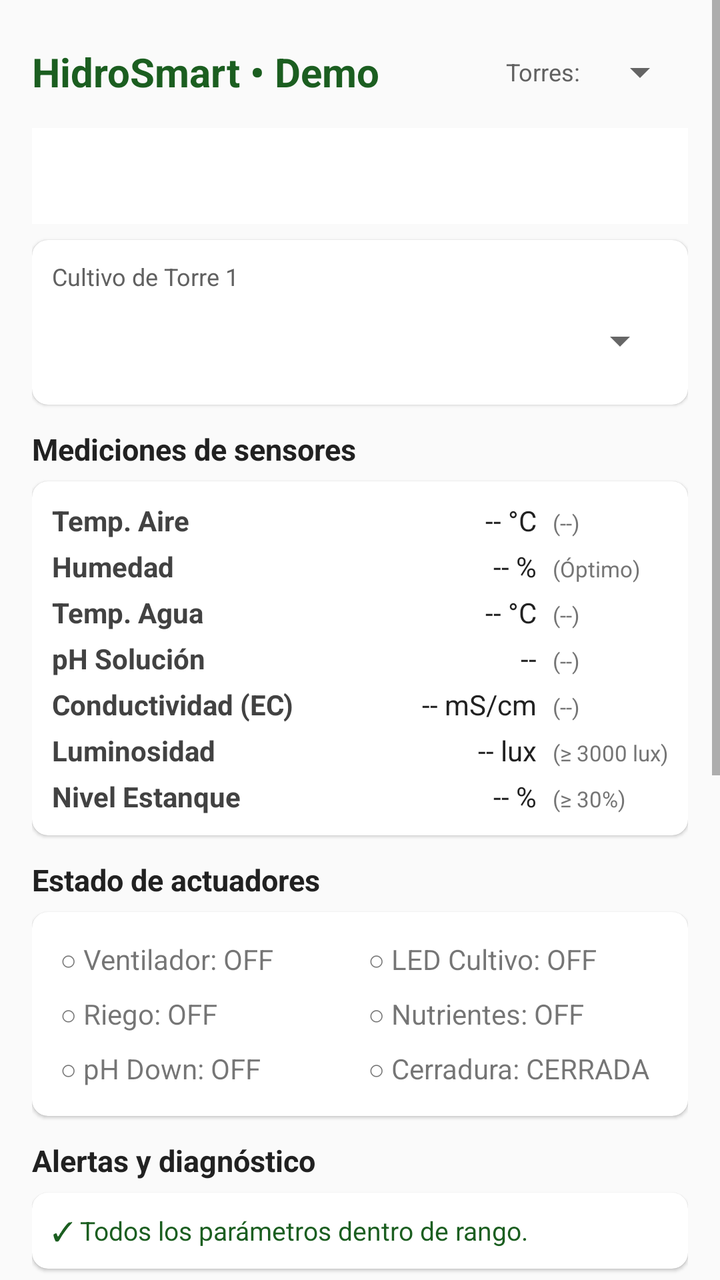
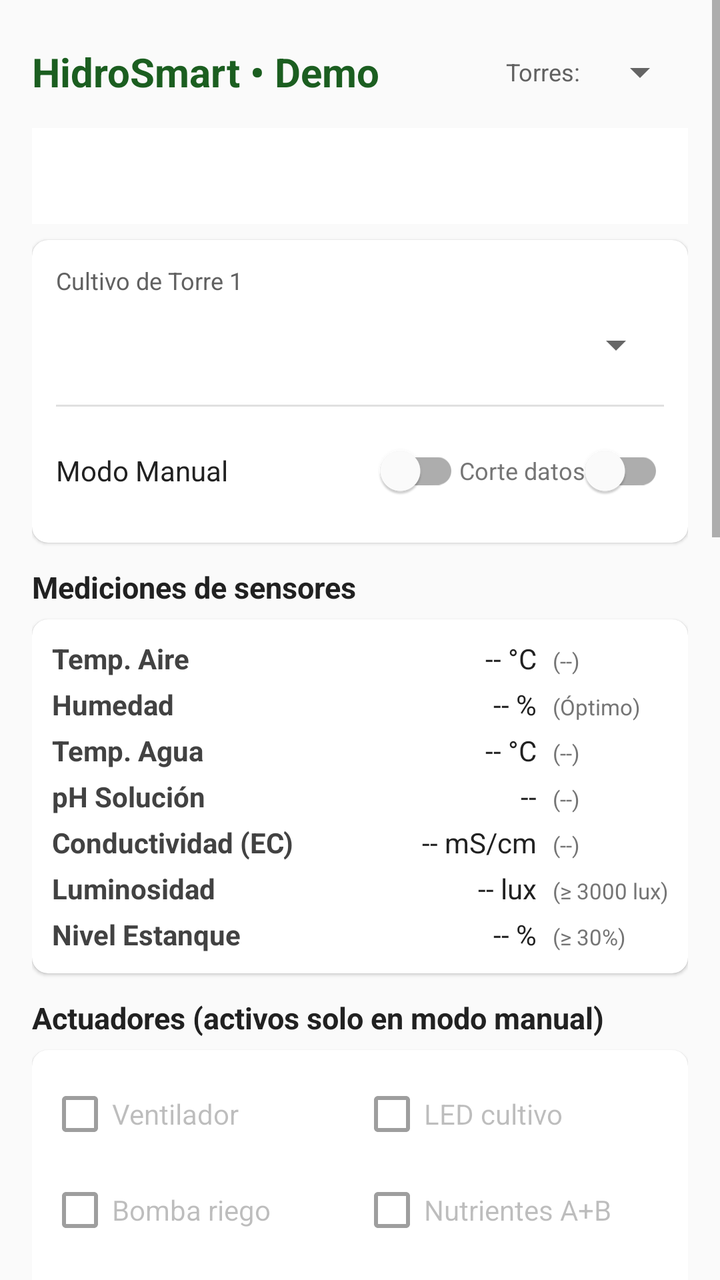

Compare the two renders of this Android layout. The source of the first and the diff that turns it into the second are given below.
<!-- AndroidManifest.xml: application theme Theme.HidroSmart -->
<!-- res/layout/activity_main.xml -->
<?xml version="1.0" encoding="utf-8"?>
<ScrollView xmlns:android="http://schemas.android.com/apk/res/android"
    xmlns:app="http://schemas.android.com/apk/res-auto"
    android:id="@+id/main"
    android:layout_width="match_parent"
    android:layout_height="match_parent"
    android:background="#FAFAFA"
    android:fillViewport="true">

    <LinearLayout
        android:layout_width="match_parent"
        android:layout_height="wrap_content"
        android:orientation="vertical"
        android:padding="16dp">

        
        <LinearLayout
            android:layout_width="match_parent"
            android:layout_height="wrap_content"
            android:gravity="center_vertical"
            android:orientation="horizontal">

            <TextView
                android:layout_width="0dp"
                android:layout_height="wrap_content"
                android:layout_weight="1"
                android:text="HidroSmart • Demo"
                android:textColor="#1B5E20"
                android:textSize="20sp"
                android:textStyle="bold" />

            <TextView
                android:layout_width="wrap_content"
                android:layout_height="wrap_content"
                android:layout_marginEnd="6dp"
                android:text="Torres:"
                android:textColor="#616161"
                android:textSize="12sp" />

            <Spinner
                android:id="@+id/spnCantidadTorres"
                android:layout_width="wrap_content"
                android:layout_height="40dp" />
        </LinearLayout>

        
        <com.google.android.material.tabs.TabLayout
            android:id="@+id/tabTorres"
            android:layout_width="match_parent"
            android:layout_height="wrap_content"
            android:layout_marginTop="8dp"
            app:tabIndicatorColor="#1B5E20"
            app:tabMode="fixed"
            app:tabSelectedTextColor="#1B5E20" />

        
        <com.google.android.material.card.MaterialCardView
            android:layout_width="match_parent"
            android:layout_height="wrap_content"
            android:layout_marginTop="8dp"
            app:cardCornerRadius="8dp"
            app:cardElevation="1dp">

            <LinearLayout
                android:layout_width="match_parent"
                android:layout_height="wrap_content"
                android:orientation="vertical"
                android:padding="10dp">

                <TextView
                    android:id="@+id/tvLabelCultivo"
                    android:layout_width="wrap_content"
                    android:layout_height="wrap_content"
                    android:text="Cultivo de Torre 1"
                    android:textColor="#616161"
                    android:textSize="12sp" />

                <Spinner
                    android:id="@+id/spnCultivo"
                    android:layout_width="match_parent"
                    android:layout_height="44dp"
                    android:layout_marginTop="2dp" />
            </LinearLayout>
        </com.google.android.material.card.MaterialCardView>

        
        <TextView
            android:layout_width="wrap_content"
            android:layout_height="wrap_content"
            android:layout_marginTop="12dp"
            android:text="Mediciones de sensores"
            android:textColor="#212121"
            android:textSize="15sp"
            android:textStyle="bold" />

        <com.google.android.material.card.MaterialCardView
            android:layout_width="match_parent"
            android:layout_height="wrap_content"
            android:layout_marginTop="6dp"
            app:cardCornerRadius="8dp"
            app:cardElevation="1dp">

            <TableLayout
                android:layout_width="match_parent"
                android:layout_height="wrap_content"
                android:padding="10dp"
                android:stretchColumns="1">

                <TableRow android:paddingBottom="4dp">
                    <TextView android:text="Temp. Aire" android:textColor="#424242" android:textStyle="bold" />
                    <TextView android:id="@+id/tvTempAire" android:gravity="end" android:text="-- °C" android:textColor="#212121" />
                    <TextView android:id="@+id/tvRangoAire" android:layout_marginStart="8dp" android:text="(--)" android:textColor="#757575" android:textSize="11sp" />
                </TableRow>

                <TableRow android:paddingBottom="4dp">
                    <TextView android:text="Humedad" android:textColor="#424242" android:textStyle="bold" />
                    <TextView android:id="@+id/tvHumedad" android:gravity="end" android:text="-- %" android:textColor="#212121" />
                    <TextView android:layout_marginStart="8dp" android:text="(Óptimo)" android:textColor="#757575" android:textSize="11sp" />
                </TableRow>

                <TableRow android:paddingBottom="4dp">
                    <TextView android:text="Temp. Agua" android:textColor="#424242" android:textStyle="bold" />
                    <TextView android:id="@+id/tvTempAgua" android:gravity="end" android:text="-- °C" android:textColor="#212121" />
                    <TextView android:id="@+id/tvRangoAgua" android:layout_marginStart="8dp" android:text="(--)" android:textColor="#757575" android:textSize="11sp" />
                </TableRow>

                <TableRow android:paddingBottom="4dp">
                    <TextView android:text="pH Solución" android:textColor="#424242" android:textStyle="bold" />
                    <TextView android:id="@+id/tvPh" android:gravity="end" android:text="--" android:textColor="#212121" />
                    <TextView android:id="@+id/tvRangoPh" android:layout_marginStart="8dp" android:text="(--)" android:textColor="#757575" android:textSize="11sp" />
                </TableRow>

                <TableRow android:paddingBottom="4dp">
                    <TextView android:text="Conductividad (EC)" android:textColor="#424242" android:textStyle="bold" />
                    <TextView android:id="@+id/tvEc" android:gravity="end" android:text="-- mS/cm" android:textColor="#212121" />
                    <TextView android:id="@+id/tvRangoEc" android:layout_marginStart="8dp" android:text="(--)" android:textColor="#757575" android:textSize="11sp" />
                </TableRow>

                <TableRow android:paddingBottom="4dp">
                    <TextView android:text="Luminosidad" android:textColor="#424242" android:textStyle="bold" />
                    <TextView android:id="@+id/tvLux" android:gravity="end" android:text="-- lux" android:textColor="#212121" />
                    <TextView android:layout_marginStart="8dp" android:text="(≥ 3000 lux)" android:textColor="#757575" android:textSize="11sp" />
                </TableRow>

                <TableRow>
                    <TextView android:text="Nivel Estanque" android:textColor="#424242" android:textStyle="bold" />
                    <TextView android:id="@+id/tvNivel" android:gravity="end" android:text="-- %" android:textColor="#212121" />
                    <TextView android:layout_marginStart="8dp" android:text="(≥ 30%)" android:textColor="#757575" android:textSize="11sp" />
                </TableRow>
            </TableLayout>
        </com.google.android.material.card.MaterialCardView>

        
        <TextView
            android:layout_width="wrap_content"
            android:layout_height="wrap_content"
            android:layout_marginTop="12dp"
            android:text="Estado de actuadores"
            android:textColor="#212121"
            android:textSize="15sp"
            android:textStyle="bold" />

        <com.google.android.material.card.MaterialCardView
            android:layout_width="match_parent"
            android:layout_height="wrap_content"
            android:layout_marginTop="6dp"
            app:cardCornerRadius="8dp"
            app:cardElevation="1dp">

            <GridLayout
                android:layout_width="match_parent"
                android:layout_height="wrap_content"
                android:columnCount="2"
                android:padding="10dp">

                <TextView android:id="@+id/actVentilador" android:layout_width="0dp" android:layout_columnWeight="1" android:padding="4dp" android:text="○ Ventilador: OFF" />
                <TextView android:id="@+id/actLed" android:layout_width="0dp" android:layout_columnWeight="1" android:padding="4dp" android:text="○ LED Cultivo: OFF" />
                <TextView android:id="@+id/actBomba" android:layout_width="0dp" android:layout_columnWeight="1" android:padding="4dp" android:text="○ Riego: OFF" />
                <TextView android:id="@+id/actNutrientes" android:layout_width="0dp" android:layout_columnWeight="1" android:padding="4dp" android:text="○ Nutrientes: OFF" />
                <TextView android:id="@+id/actPhPump" android:layout_width="0dp" android:layout_columnWeight="1" android:padding="4dp" android:text="○ pH Down: OFF" />
                <TextView android:id="@+id/actCerradura" android:layout_width="0dp" android:layout_columnWeight="1" android:padding="4dp" android:text="○ Cerradura: CERRADA" />
            </GridLayout>
        </com.google.android.material.card.MaterialCardView>

        
        <TextView
            android:layout_width="wrap_content"
            android:layout_height="wrap_content"
            android:layout_marginTop="12dp"
            android:text="Alertas y diagnóstico"
            android:textColor="#212121"
            android:textSize="15sp"
            android:textStyle="bold" />

        <com.google.android.material.card.MaterialCardView
            android:layout_width="match_parent"
            android:layout_height="wrap_content"
            android:layout_marginTop="6dp"
            app:cardCornerRadius="8dp"
            app:cardElevation="1dp">

            <TextView
                android:id="@+id/tvAlertas"
                android:layout_width="match_parent"
                android:layout_height="wrap_content"
                android:lineSpacingExtra="3dp"
                android:padding="10dp"
                android:text="✓ Todos los parámetros dentro de rango."
                android:textColor="#1B5E20"
                android:textSize="13sp" />
        </com.google.android.material.card.MaterialCardView>

        
        <TextView
            android:layout_width="wrap_content"
            android:layout_height="wrap_content"
            android:layout_marginTop="14dp"
            android:text="Aplicar escenario a esta torre"
            android:textColor="#212121"
            android:textSize="15sp"
            android:textStyle="bold" />

        <GridLayout
            android:layout_width="match_parent"
            android:layout_height="wrap_content"
            android:layout_marginTop="6dp"
            android:columnCount="2">

            <Button android:id="@+id/btnEscCalor" style="?attr/materialButtonOutlinedStyle" android:layout_width="0dp" android:layout_columnWeight="1" android:layout_margin="2dp" android:text="Calor" />
            <Button android:id="@+id/btnEscFrio" style="?attr/materialButtonOutlinedStyle" android:layout_width="0dp" android:layout_columnWeight="1" android:layout_margin="2dp" android:text="Frío" />
            <Button android:id="@+id/btnEscAguaCal" style="?attr/materialButtonOutlinedStyle" android:layout_width="0dp" android:layout_columnWeight="1" android:layout_margin="2dp" android:text="Agua caliente" />
            <Button android:id="@+id/btnEscAguaFria" style="?attr/materialButtonOutlinedStyle" android:layout_width="0dp" android:layout_columnWeight="1" android:layout_margin="2dp" android:text="Agua fría" />
            <Button android:id="@+id/btnEscPhAlto" style="?attr/materialButtonOutlinedStyle" android:layout_width="0dp" android:layout_columnWeight="1" android:layout_margin="2dp" android:text="pH alto" />
            <Button android:id="@+id/btnEscPhBajo" style="?attr/materialButtonOutlinedStyle" android:layout_width="0dp" android:layout_columnWeight="1" android:layout_margin="2dp" android:text="pH bajo" />
            <Button android:id="@+id/btnEscEcBaja" style="?attr/materialButtonOutlinedStyle" android:layout_width="0dp" android:layout_columnWeight="1" android:layout_margin="2dp" android:text="EC baja" />
            <Button android:id="@+id/btnEscEcAlta" style="?attr/materialButtonOutlinedStyle" android:layout_width="0dp" android:layout_columnWeight="1" android:layout_margin="2dp" android:text="EC alta" />
            <Button android:id="@+id/btnEscOscuridad" style="?attr/materialButtonOutlinedStyle" android:layout_width="0dp" android:layout_columnWeight="1" android:layout_margin="2dp" android:text="Poca luz" />
            <Button android:id="@+id/btnEscNivelBajo" style="?attr/materialButtonOutlinedStyle" android:layout_width="0dp" android:layout_columnWeight="1" android:layout_margin="2dp" android:text="Nivel bajo" />
            <Button android:id="@+id/btnEscNivelCritico" style="?attr/materialButtonOutlinedStyle" android:layout_width="0dp" android:layout_columnWeight="1" android:layout_margin="2dp" android:text="Nivel crítico" />
            <Button android:id="@+id/btnEscNormal" style="?attr/materialButtonOutlinedStyle" android:layout_width="0dp" android:layout_columnWeight="1" android:layout_margin="2dp" android:text="Normal" />
        </GridLayout>

        <Button
            android:id="@+id/btnRellenarEstanque"
            android:layout_width="match_parent"
            android:layout_height="wrap_content"
            android:layout_marginTop="6dp"
            android:text="Rellenar estanque (100 %)" />

    </LinearLayout>
</ScrollView>
<!-- resources referenced by this layout -->
<resources>
  <style name="Theme.HidroSmart" parent="Theme.MaterialComponents.DayNight.NoActionBar">
          
          <item name="colorPrimary">@color/purple_500</item>
          <item name="colorPrimaryVariant">@color/purple_700</item>
          <item name="colorOnPrimary">@color/white</item>
          
          <item name="colorSecondary">@color/teal_200</item>
          <item name="colorSecondaryVariant">@color/teal_700</item>
          <item name="colorOnSecondary">@color/black</item>
          
          <item name="android:statusBarColor">?attr/colorPrimaryVariant</item>
          
      </style>
  <color name="purple_500">#FF6200EE</color>
  <color name="purple_700">#FF3700B3</color>
  <color name="white">#FFFFFFFF</color>
  <color name="teal_200">#FF03DAC5</color>
  <color name="teal_700">#FF018786</color>
  <color name="black">#FF000000</color>
</resources>

<!-- the commit's change to res/layout/activity_main.xml (unified diff, before → after) -->
@@ -65,7 +65,7 @@
                 android:layout_width="match_parent"
                 android:layout_height="wrap_content"
                 android:orientation="vertical"
-                android:padding="10dp">
+                android:padding="12dp">
 
                 <TextView
                     android:id="@+id/tvLabelCultivo"
@@ -80,6 +80,37 @@
                     android:layout_width="match_parent"
                     android:layout_height="44dp"
                     android:layout_marginTop="2dp" />
+
+                <View
+                    android:layout_width="match_parent"
+                    android:layout_height="1dp"
+                    android:layout_marginTop="8dp"
+                    android:layout_marginBottom="8dp"
+                    android:background="#E0E0E0" />
+
+                <LinearLayout
+                    android:layout_width="match_parent"
+                    android:layout_height="wrap_content"
+                    android:gravity="center_vertical"
+                    android:orientation="horizontal">
+
+                    <com.google.android.material.switchmaterial.SwitchMaterial
+                        android:id="@+id/swModoManual"
+                        android:layout_width="0dp"
+                        android:layout_height="wrap_content"
+                        android:layout_weight="1"
+                        android:text="Modo Manual"
+                        android:textColor="#212121"
+                        android:textSize="14sp" />
+
+                    <com.google.android.material.switchmaterial.SwitchMaterial
+                        android:id="@+id/swCorteDatos"
+                        android:layout_width="wrap_content"
+                        android:layout_height="wrap_content"
+                        android:text="Corte datos"
+                        android:textColor="#757575"
+                        android:textSize="12sp" />
+                </LinearLayout>
             </LinearLayout>
         </com.google.android.material.card.MaterialCardView>
 
@@ -155,7 +186,7 @@
             android:layout_width="wrap_content"
             android:layout_height="wrap_content"
             android:layout_marginTop="12dp"
-            android:text="Estado de actuadores"
+            android:text="Actuadores (activos solo en modo manual)"
             android:textColor="#212121"
             android:textSize="15sp"
             android:textStyle="bold" />
@@ -171,14 +202,49 @@
                 android:layout_width="match_parent"
                 android:layout_height="wrap_content"
                 android:columnCount="2"
-                android:padding="10dp">
-
-                <TextView android:id="@+id/actVentilador" android:layout_width="0dp" android:layout_columnWeight="1" android:padding="4dp" android:text="○ Ventilador: OFF" />
-                <TextView android:id="@+id/actLed" android:layout_width="0dp" android:layout_columnWeight="1" android:padding="4dp" android:text="○ LED Cultivo: OFF" />
-                <TextView android:id="@+id/actBomba" android:layout_width="0dp" android:layout_columnWeight="1" android:padding="4dp" android:text="○ Riego: OFF" />
-                <TextView android:id="@+id/actNutrientes" android:layout_width="0dp" android:layout_columnWeight="1" android:padding="4dp" android:text="○ Nutrientes: OFF" />
-                <TextView android:id="@+id/actPhPump" android:layout_width="0dp" android:layout_columnWeight="1" android:padding="4dp" android:text="○ pH Down: OFF" />
-                <TextView android:id="@+id/actCerradura" android:layout_width="0dp" android:layout_columnWeight="1" android:padding="4dp" android:text="○ Cerradura: CERRADA" />
+                android:padding="8dp">
+
+                <com.google.android.material.checkbox.MaterialCheckBox
+                    android:id="@+id/chkVentilador"
+                    android:layout_width="0dp"
+                    android:layout_columnWeight="1"
+                    android:enabled="false"
+                    android:text="Ventilador" />
+
+                <com.google.android.material.checkbox.MaterialCheckBox
+                    android:id="@+id/chkLed"
+                    android:layout_width="0dp"
+                    android:layout_columnWeight="1"
+                    android:enabled="false"
+                    android:text="LED cultivo" />
+
+                <com.google.android.material.checkbox.MaterialCheckBox
+                    android:id="@+id/chkBomba"
+                    android:layout_width="0dp"
+                    android:layout_columnWeight="1"
+                    android:enabled="false"
+                    android:text="Bomba riego" />
+
+                <com.google.android.material.checkbox.MaterialCheckBox
+                    android:id="@+id/chkNutrientes"
+                    android:layout_width="0dp"
+                    android:layout_columnWeight="1"
+                    android:enabled="false"
+                    android:text="Nutrientes A+B" />
+
+                <com.google.android.material.checkbox.MaterialCheckBox
+                    android:id="@+id/chkPhPump"
+                    android:layout_width="0dp"
+                    android:layout_columnWeight="1"
+                    android:enabled="false"
+                    android:text="pH Down" />
+
+                <com.google.android.material.checkbox.MaterialCheckBox
+                    android:id="@+id/chkCerradura"
+                    android:layout_width="0dp"
+                    android:layout_columnWeight="1"
+                    android:enabled="false"
+                    android:text="Cerradura" />
             </GridLayout>
         </com.google.android.material.card.MaterialCardView>
 
@@ -208,6 +274,59 @@
                 android:text="✓ Todos los parámetros dentro de rango."
                 android:textColor="#1B5E20"
                 android:textSize="13sp" />
+        </com.google.android.material.card.MaterialCardView>
+
+        
+        <TextView
+            android:layout_width="wrap_content"
+            android:layout_height="wrap_content"
+            android:layout_marginTop="14dp"
+            android:text="Forzar valores continuos (Sliders)"
+            android:textColor="#212121"
+            android:textSize="15sp"
+            android:textStyle="bold" />
+
+        <com.google.android.material.card.MaterialCardView
+            android:layout_width="match_parent"
+            android:layout_height="wrap_content"
+            android:layout_marginTop="6dp"
+            app:cardCornerRadius="8dp"
+            app:cardElevation="1dp">
+
+            <LinearLayout
+                android:layout_width="match_parent"
+                android:layout_height="wrap_content"
+                android:orientation="vertical"
+                android:padding="12dp">
+
+                
+                <TextView android:id="@+id/lblSeekAire" android:layout_width="wrap_content" android:layout_height="wrap_content" android:text="Temp. Aire: -- °C" android:textSize="12sp" />
+                <SeekBar android:id="@+id/seekAire" android:layout_width="match_parent" android:layout_height="wrap_content" android:max="45" />
+
+                
+                <TextView android:id="@+id/lblSeekHum" android:layout_width="wrap_content" android:layout_height="wrap_content" android:layout_marginTop="6dp" android:text="Humedad: -- %" android:textSize="12sp" />
+                <SeekBar android:id="@+id/seekHum" android:layout_width="match_parent" android:layout_height="wrap_content" android:max="100" />
+
+                
+                <TextView android:id="@+id/lblSeekAgua" android:layout_width="wrap_content" android:layout_height="wrap_content" android:layout_marginTop="6dp" android:text="Temp. Agua: -- °C" android:textSize="12sp" />
+                <SeekBar android:id="@+id/seekAgua" android:layout_width="match_parent" android:layout_height="wrap_content" android:max="30" />
+
+                
+                <TextView android:id="@+id/lblSeekPh" android:layout_width="wrap_content" android:layout_height="wrap_content" android:layout_marginTop="6dp" android:text="pH: --" android:textSize="12sp" />
+                <SeekBar android:id="@+id/seekPh" android:layout_width="match_parent" android:layout_height="wrap_content" android:max="60" />
+
+                
+                <TextView android:id="@+id/lblSeekEc" android:layout_width="wrap_content" android:layout_height="wrap_content" android:layout_marginTop="6dp" android:text="EC: -- mS/cm" android:textSize="12sp" />
+                <SeekBar android:id="@+id/seekEc" android:layout_width="match_parent" android:layout_height="wrap_content" android:max="45" />
+
+                
+                <TextView android:id="@+id/lblSeekLux" android:layout_width="wrap_content" android:layout_height="wrap_content" android:layout_marginTop="6dp" android:text="Luz: -- lux" android:textSize="12sp" />
+                <SeekBar android:id="@+id/seekLux" android:layout_width="match_parent" android:layout_height="wrap_content" android:max="100" />
+
+                
+                <TextView android:id="@+id/lblSeekNivel" android:layout_width="wrap_content" android:layout_height="wrap_content" android:layout_marginTop="6dp" android:text="Nivel Estanque: -- %" android:textSize="12sp" />
+                <SeekBar android:id="@+id/seekNivel" android:layout_width="match_parent" android:layout_height="wrap_content" android:max="100" />
+            </LinearLayout>
         </com.google.android.material.card.MaterialCardView>
 
         
